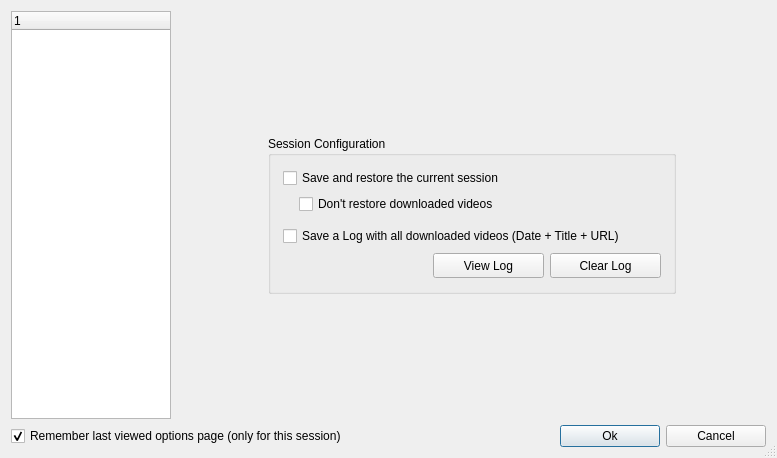
Old version of the form ui/options.ui in the repository ckorn/xvst.
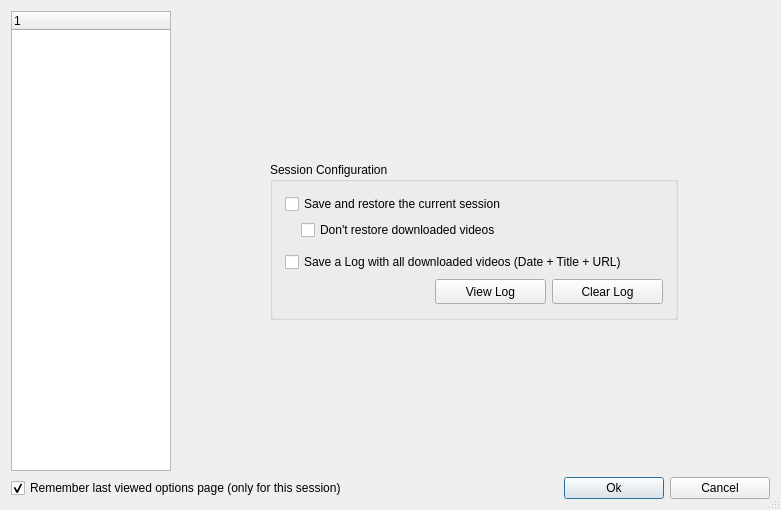
New version of the form. The open tabs and pages were chosen to show the change. Icons and pictures are not drawn.

```diff
--- a/ui/options.ui
+++ b/ui/options.ui
@@ -6,8 +6,8 @@
    <rect>
     <x>0</x>
     <y>0</y>
-    <width>777</width>
-    <height>458</height>
+    <width>781</width>
+    <height>510</height>
    </rect>
   </property>
   <property name="windowTitle">
@@ -617,7 +617,7 @@
      <widget class="QWidget" name="pgSession">
       <layout class="QGridLayout">
        <item row="0" column="1">
-        <spacer>
+        <spacer name="spacer_3">
          <property name="orientation">
           <enum>Qt::Vertical</enum>
          </property>
@@ -630,7 +630,7 @@
         </spacer>
        </item>
        <item row="1" column="0">
-        <spacer>
+        <spacer name="spacer_4">
          <property name="orientation">
           <enum>Qt::Horizontal</enum>
          </property>
@@ -652,7 +652,7 @@
            <number>12</number>
           </property>
           <item row="0" column="0">
-           <layout class="QVBoxLayout">
+           <layout class="QVBoxLayout" name="boxLayout_5">
             <item>
              <widget class="QCheckBox" name="chbSaveRestore">
               <property name="whatsThis">
@@ -670,9 +670,9 @@
              </widget>
             </item>
             <item>
-             <layout class="QHBoxLayout">
+             <layout class="QHBoxLayout" name="boxLayout_6">
               <item>
-               <spacer>
+               <spacer name="spacer_6">
                 <property name="orientation">
                  <enum>Qt::Horizontal</enum>
                 </property>
@@ -706,7 +706,7 @@
              </layout>
             </item>
             <item>
-             <spacer>
+             <spacer name="spacer_7">
               <property name="orientation">
                <enum>Qt::Vertical</enum>
               </property>
@@ -738,9 +738,9 @@
              </widget>
             </item>
             <item>
-             <layout class="QHBoxLayout">
+             <layout class="QHBoxLayout" name="boxLayout_7">
               <item>
-               <spacer>
+               <spacer name="spacer_8">
                 <property name="orientation">
                  <enum>Qt::Horizontal</enum>
                 </property>
@@ -807,7 +807,7 @@
         </widget>
        </item>
        <item row="1" column="3">
-        <spacer>
+        <spacer name="spacer_2">
          <property name="orientation">
           <enum>Qt::Horizontal</enum>
          </property>
@@ -820,7 +820,7 @@
         </spacer>
        </item>
        <item row="2" column="2">
-        <spacer>
+        <spacer name="spacer_5">
          <property name="orientation">
           <enum>Qt::Vertical</enum>
          </property>
@@ -2051,7 +2051,7 @@
     </widget>
    </item>
    <item row="1" column="0" colspan="2">
-    <layout class="QHBoxLayout">
+    <layout class="QHBoxLayout" name="boxLayout_4">
      <item>
       <widget class="QCheckBox" name="chbRememberView">
        <property name="toolTip">
@@ -2075,7 +2075,7 @@
       </widget>
      </item>
      <item>
-      <spacer>
+      <spacer name="spacer">
        <property name="orientation">
         <enum>Qt::Horizontal</enum>
        </property>
```
Left out of the diff: 36 changed lines with no effect on the pictures.
